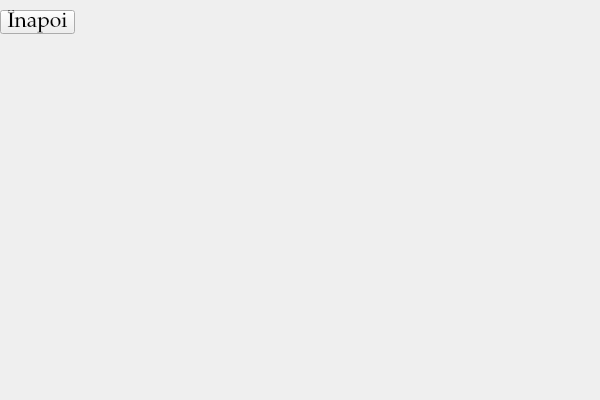
This is Triviador/UI/forms/Profile.ui in andonealexandru/Triviador as Qt 5 draws it before an edit. The edited form follows.
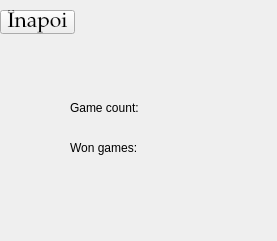
This is the edited form.

Commit message: change profile ui, add correct answer to result window and player name in question window

The edit to the form file:
```diff
--- a/Triviador/UI/forms/Profile.ui
+++ b/Triviador/UI/forms/Profile.ui
@@ -6,8 +6,8 @@
    <rect>
     <x>0</x>
     <y>0</y>
-    <width>600</width>
-    <height>400</height>
+    <width>277</width>
+    <height>241</height>
    </rect>
   </property>
   <property name="windowTitle">
@@ -42,6 +42,32 @@
      <bool>false</bool>
     </property>
    </widget>
+   <widget class="QLabel" name="GameCount">
+    <property name="geometry">
+     <rect>
+      <x>70</x>
+      <y>100</y>
+      <width>121</width>
+      <height>16</height>
+     </rect>
+    </property>
+    <property name="text">
+     <string>Game count: </string>
+    </property>
+   </widget>
+   <widget class="QLabel" name="WonGames">
+    <property name="geometry">
+     <rect>
+      <x>70</x>
+      <y>140</y>
+      <width>121</width>
+      <height>16</height>
+     </rect>
+    </property>
+    <property name="text">
+     <string>Won games:</string>
+    </property>
+   </widget>
   </widget>
  </widget>
  <layoutdefault spacing="6" margin="11"/>
```
The commit also changes 3 other files.
